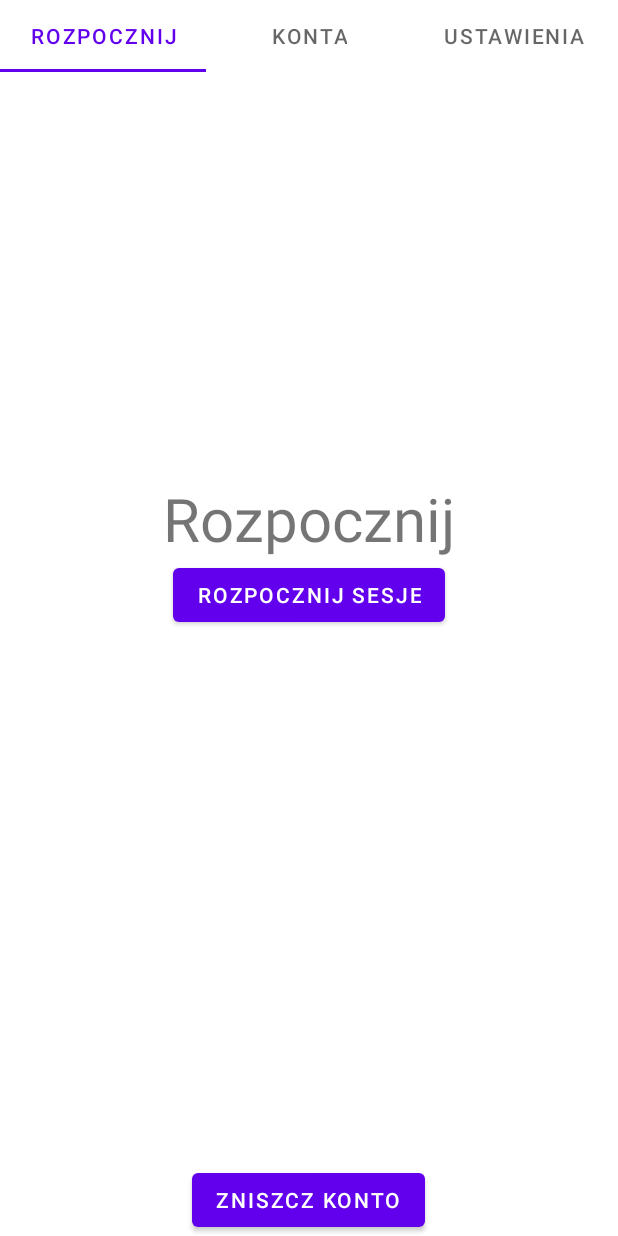
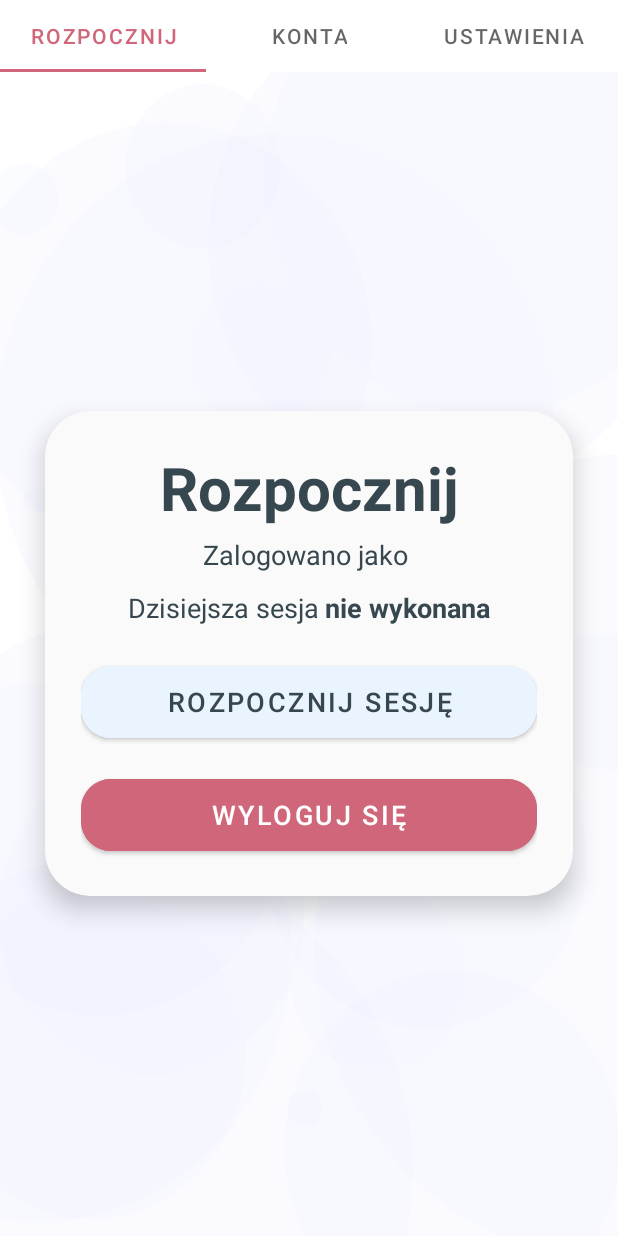
Before and after one commit to rvyk/instalingowy, an Android app: the Start screen opened directly, with no data from a screen before it, on a phone screen of 412 x 824 dp. Run offline under Robolectric (Android 15) with nearby library versions, the phone set to English and light mode, and no system bars; network calls fail.

Commit message:
Start fragment design

```diff
--- a/app/src/main/java/pl/rvyk/instapp/MainActivity.java
+++ b/app/src/main/java/pl/rvyk/instapp/MainActivity.java
@@ -36,7 +36,7 @@ public class MainActivity extends AppCompatActivity {
     private static final String KEY_PHPSESSID = "phpsessid";
     private static final String KEY_APPID = "appid";
     private static final String KEY_STUDENTID = "studentid";
-    private static final String KEY_BUTTONTEXT = "buttontext";
+    private static final String KEY_SESSIONCOMPLETED = "todaySessionCompleted";
     private SharedPreferences sharedPreferences;
 
     @Override
@@ -106,7 +106,7 @@ public class MainActivity extends AppCompatActivity {
                                 editor.putString(KEY_PHPSESSID, response.getString("phpsessid"));
                                 editor.putString(KEY_APPID, response.getString(("appid")));
                                 editor.putString(KEY_STUDENTID, response.getString("studentid"));
-                                editor.putString(KEY_BUTTONTEXT, response.getString("buttonText"));
+                                editor.putBoolean(KEY_SESSIONCOMPLETED, response.getBoolean("todaySessionCompleted"));
                                 editor.apply();
 
                                 Intent intent = new Intent(MainActivity.this, UserInterface.class);
--- a/app/src/main/java/pl/rvyk/instapp/fragments/Start.java
+++ b/app/src/main/java/pl/rvyk/instapp/fragments/Start.java
@@ -7,6 +7,7 @@ import android.os.Bundle;
 
 import androidx.fragment.app.Fragment;
 
+import android.util.Log;
 import android.view.LayoutInflater;
 import android.view.View;
 import android.view.ViewGroup;
@@ -19,8 +20,8 @@ import pl.rvyk.instapp.SolvingActivity;
 
 public class Start extends Fragment {
 
-    private TextView loginTextView, passwordTextView, appidTextView, childidTextView, phpsessidTextView, buttonTextView;
-    private Button destroyAcc, startButton;
+    private TextView loginTextView, sessionStatusView;
+    private Button logoutButton, startButton;
     private SharedPreferences sharedPreferences;
     @Override
     public View onCreateView(LayoutInflater inflater, ViewGroup container,
@@ -28,13 +29,9 @@ public class Start extends Fragment {
 
         View view = inflater.inflate(R.layout.fragment_start, container, false);
 
-        loginTextView = view.findViewById(R.id.loginTextView);
-        passwordTextView = view.findViewById(R.id.passwordTextView);
-        appidTextView = view.findViewById(R.id.appidTextView);
-        childidTextView = view.findViewById(R.id.childidTextView);
-        phpsessidTextView = view.findViewById(R.id.phpsessidTextView);
-        destroyAcc = view.findViewById(R.id.destroyAcc);
-        buttonTextView = view.findViewById(R.id.sessionStatus);
+        loginTextView = view.findViewById(R.id.nickname);
+        logoutButton = view.findViewById(R.id.logoutButton);
+        sessionStatusView = view.findViewById(R.id.sessionStatus);
         startButton = view.findViewById(R.id.startButton);
 
         sharedPreferences = requireActivity().getSharedPreferences("Account1", Context.MODE_PRIVATE);
@@ -44,14 +41,15 @@ public class Start extends Fragment {
         String appid = sharedPreferences.getString("appid", "");
         String studentid = sharedPreferences.getString("studentid", "");
         String phpsessid = sharedPreferences.getString("phpsessid", "");
-        String buttonText = sharedPreferences.getString("buttontext", "");
+        boolean todaySessionCompleted = sharedPreferences.getBoolean("todaySessionCompleted", false);
 
         loginTextView.setText(login);
-        passwordTextView.setText(password);
-        appidTextView.setText(appid);
-        childidTextView.setText(studentid);
-        phpsessidTextView.setText(phpsessid);
-        buttonTextView.setText(buttonText);
+
+        if (todaySessionCompleted == true) {
+            sessionStatusView.setText(R.string.today_session_completed);
+        } else {
+            sessionStatusView.setText(R.string.today_session_uncompleted);
+        }
 
         startButton.setOnClickListener(new View.OnClickListener() {
             @Override
@@ -68,7 +66,7 @@ public class Start extends Fragment {
                 getActivity().finish();
             }
         });
-        destroyAcc.setOnClickListener(new View.OnClickListener() {
+        logoutButton.setOnClickListener(new View.OnClickListener() {
             @Override
             public void onClick(View view) {
                 SharedPreferences.Editor editor = sharedPreferences.edit();
--- a/app/src/main/res/layout/activity_userinterface.xml
+++ b/app/src/main/res/layout/activity_userinterface.xml
@@ -2,25 +2,28 @@
 <RelativeLayout xmlns:android="http://schemas.android.com/apk/res/android"
     xmlns:tools="http://schemas.android.com/tools"
     android:layout_width="match_parent"
-    android:layout_height="match_parent">
+    android:layout_height="match_parent"
+    xmlns:app="http://schemas.android.com/apk/res-auto">
 
     <com.google.android.material.tabs.TabLayout
         android:layout_width="match_parent"
         android:layout_height="wrap_content"
+        app:tabSelectedTextColor="@color/light_red"
+        app:tabIndicatorColor="@color/light_red"
         android:id="@+id/tab_layout">
 
         <com.google.android.material.tabs.TabItem
             android:layout_width="match_parent"
             android:layout_height="wrap_content"
-            android:text="Rozpocznij"/>
+            android:text="@string/fragment_start"/>
         <com.google.android.material.tabs.TabItem
             android:layout_width="match_parent"
             android:layout_height="wrap_content"
-            android:text="Konta"/>
+            android:text="@string/fragment_accounts"/>
         <com.google.android.material.tabs.TabItem
             android:layout_width="match_parent"
             android:layout_height="wrap_content"
-            android:text="Ustawienia"/>
+            android:text="@string/fragment_settings"/>
 
     </com.google.android.material.tabs.TabLayout>
 
--- a/app/src/main/res/layout/fragment_start.xml
+++ b/app/src/main/res/layout/fragment_start.xml
@@ -1,85 +1,140 @@
 <?xml version="1.0" encoding="utf-8"?>
-<RelativeLayout xmlns:android="http://schemas.android.com/apk/res/android"
+<LinearLayout xmlns:android="http://schemas.android.com/apk/res/android"
+    xmlns:app="http://schemas.android.com/apk/res-auto"
     xmlns:tools="http://schemas.android.com/tools"
+    xmlns:card_view="http://schemas.android.com/apk/res-auto"
     android:layout_width="match_parent"
     android:layout_height="match_parent"
+    android:orientation="vertical"
+    android:gravity="center"
+    android:background="@drawable/bg"
     tools:context=".fragments.Start">
 
+    <ProgressBar
+        android:id="@+id/progressBar"
+        android:layout_width="match_parent"
+        android:layout_height="match_parent"
+        android:layout_centerInParent="true"
+        android:elevation="20dp"
+        android:indeterminateTint="@color/textColor"
+        android:scaleX="-0.3"
+        android:scaleY="-0.3"
+        android:visibility="gone" />
 
     <LinearLayout
-        android:layout_width="wrap_content"
+        android:layout_width="match_parent"
+        android:gravity="center"
+        android:orientation="vertical"
+        android:visibility="visible"
+        android:layout_height="wrap_content">
+
+        <androidx.cardview.widget.CardView
+            android:id="@+id/cardView"
+            android:layout_width="match_parent"
+            android:layout_height="wrap_content"
+            android:layout_margin="30dp"
+            app:cardCornerRadius="30dp"
+            android:layout_below="@+id/imageContainer"
+            app:cardElevation="10dp"
+            app:cardBackgroundColor="?attr/colorSecondary">
+
+            <LinearLayout
+                android:layout_width="match_parent"
                 android:layout_height="wrap_content"
                 android:orientation="vertical"
-        android:layout_centerInParent="true"
-        android:gravity="center">
+                android:layout_gravity="center_horizontal"
+                android:padding="24dp">
+
                 <TextView
-            android:id="@+id/rozpocznijText"
+                    android:id="@+id/loginTitle"
+                    android:layout_width="match_parent"
+                    android:layout_height="match_parent"
+                    android:text="@string/start_title"
+                    android:textAlignment="center"
+                    android:textColor="@color/textColor"
+                    android:textSize="40dp"
+                    android:textStyle="bold"
+                    tools:layout_editor_absoluteX="137dp"
+                    tools:layout_editor_absoluteY="206dp" />
+
+                <LinearLayout
+                    android:layout_width="match_parent"
+                    android:orientation="horizontal"
+                    android:gravity="center"
+                    android:layout_marginVertical="5dp"
+                    android:layout_height="wrap_content">
+                    <TextView
                         android:layout_width="wrap_content"
-            android:layout_height="wrap_content"
-            android:text="Rozpocznij"
-            android:textSize="40dp"/>
-        <Button
-            android:id="@+id/startButton"
+                        android:layout_height="match_parent"
+                        android:gravity="center"
+                        android:layout_marginRight="4dp"
+                        android:text="@string/logged_as"
+                        android:textAlignment="center"
+                        android:textColor="@color/textColor"
+                        android:textSize="18sp" />
+
+                    <TextView
+                        android:id="@+id/nickname"
                         android:layout_width="wrap_content"
-            android:layout_height="wrap_content"
-            android:layout_below="@+id/rozpocznijText"
-            android:layout_centerHorizontal="true"
-            android:text="Rozpocznij sesje" />
+                        android:layout_height="match_parent"
+                        android:text="Nickname"
+                        android:gravity="center"
+                        android:textAlignment="center"
+                        android:textColor="@color/textColor"
+                        android:textSize="18sp"
+                        android:textStyle="bold" />
+                </LinearLayout>
+
+                <LinearLayout
+                    android:layout_width="match_parent"
+                    android:orientation="horizontal"
+                    android:gravity="center"
+                    android:layout_marginVertical="5dp"
+                    android:layout_height="wrap_content">
                     <TextView
-            android:id="@+id/loginTextView"
                         android:layout_width="wrap_content"
-            android:layout_height="wrap_content"
-            android:text="nickname"
-            android:layout_below="@+id/startButton"
-            android:layout_centerInParent="true"
-            android:textSize="16dp"/>
-        <TextView
-            android:id="@+id/passwordTextView"
-            android:layout_width="wrap_content"
-            android:layout_height="wrap_content"
-            android:text="password"
-            android:layout_below="@+id/loginTextView"
-            android:layout_centerInParent="true"
-            android:textSize="16dp"/>
-        <TextView
-            android:id="@+id/appidTextView"
-            android:layout_width="wrap_content"
-            android:layout_height="wrap_content"
-            android:text="appid"
-            android:layout_below="@+id/passwordTextView"
-            android:layout_centerInParent="true"
-            android:textSize="16dp"/>
-        <TextView
-            android:id="@+id/childidTextView"
-            android:layout_width="wrap_content"
-            android:layout_height="wrap_content"
-            android:text="childid"
-            android:layout_below="@+id/appidTextView"
-            android:layout_centerInParent="true"
-            android:textSize="16dp"/>
-        <TextView
-            android:id="@+id/phpsessidTextView"
-            android:layout_width="wrap_content"
-            android:layout_height="wrap_content"
-            android:text="phpsessid"
-            android:layout_below="@+id/childidTextView"
-            android:layout_centerInParent="true"
-            android:textSize="16dp"/>
+                        android:layout_height="match_parent"
+                        android:gravity="center"
+                        android:layout_marginRight="4dp"
+                        android:text="@string/today_session"
+                        android:textAlignment="center"
+                        android:textColor="@color/textColor"
+                        android:textSize="18sp" />
+
                     <TextView
                         android:id="@+id/sessionStatus"
                         android:layout_width="wrap_content"
-            android:layout_height="wrap_content"
-            android:text="buttontext"
-            android:layout_below="@+id/phpsessidTextView"
-            android:layout_centerInParent="true"
-            android:textSize="16dp"/>
+                        android:layout_height="match_parent"
+                        android:text="@string/today_session_uncompleted"
+                        android:gravity="center"
+                        android:textAlignment="center"
+                        android:textColor="@color/textColor"
+                        android:textSize="18sp"
+                        android:textStyle="bold" />
                 </LinearLayout>
+
                 <Button
-        android:id="@+id/destroyAcc"
-        android:layout_width="wrap_content"
-        android:layout_height="wrap_content"
-        android:layout_alignParentBottom="true"
-        android:layout_below="@+id/rozpocznij"
-        android:layout_centerHorizontal="true"
-        android:text="ZNISZCZ KONTO" />
-</RelativeLayout>
+                    android:id="@+id/startButton"
+                    android:layout_width="match_parent"
+                    android:layout_height="60dp"
+                    android:layout_marginTop="15dp"
+                    android:backgroundTint="@color/buttonColor"
+                    android:text="@string/start_button"
+                    android:textColor="@color/textColor"
+                    android:textSize="18dp"
+                    app:cornerRadius="20dp" />
+                <Button
+                    android:id="@+id/logoutButton"
+                    android:layout_width="match_parent"
+                    android:layout_height="60dp"
+                    android:layout_marginTop="15dp"
+                    android:backgroundTint="@color/light_red"
+                    android:text="@string/logout_button"
+                    android:textColor="@color/white"
+                    android:textSize="18dp"
+                    app:cornerRadius="20dp" />
+            </LinearLayout>
+        </androidx.cardview.widget.CardView>
+    </LinearLayout>
+
+</LinearLayout>
--- a/app/src/main/res/values-night/themes.xml
+++ b/app/src/main/res/values-night/themes.xml
@@ -12,4 +12,5 @@
 
     <color name="buttonColor">#121212</color>
     <color name="textColor">#f4f4f4</color>
+
 </resources>
--- a/app/src/main/res/values/colors.xml
+++ b/app/src/main/res/values/colors.xml
@@ -7,4 +7,5 @@
     <color name="teal_700">#FF018786</color>
     <color name="black">#FF000000</color>
     <color name="white">#FFFFFFFF</color>
+    <color name="light_red">#CF6679</color>
 </resources>
--- a/app/src/main/res/values/strings.xml
+++ b/app/src/main/res/values/strings.xml
@@ -8,4 +8,18 @@
     <string name="login_button">Zaloguj się</string>
     <string name="text_above_login_form">Użyj danych logowania z Instaling.pl</string>
 
+    <!--    Start Fragment-->
+    <string name="start_title">Rozpocznij</string>
+    <string name="logged_as">Zalogowano jako</string>
+    <string name="today_session">Dzisiejsza sesja</string>
+    <string name="today_session_completed">wykonana</string>
+    <string name="today_session_uncompleted">nie wykonana</string>
+    <string name="start_button">Rozpocznij sesję</string>
+    <string name="logout_button">Wyloguj się</string>
+
+    <!--    User interface-->
+    <string name="fragment_start">Rozpocznij</string>
+    <string name="fragment_accounts">Konta</string>
+    <string name="fragment_settings">Ustawienia</string>
+
 </resources>
```
Lines whose indentation alone changed are shown as unchanged.
